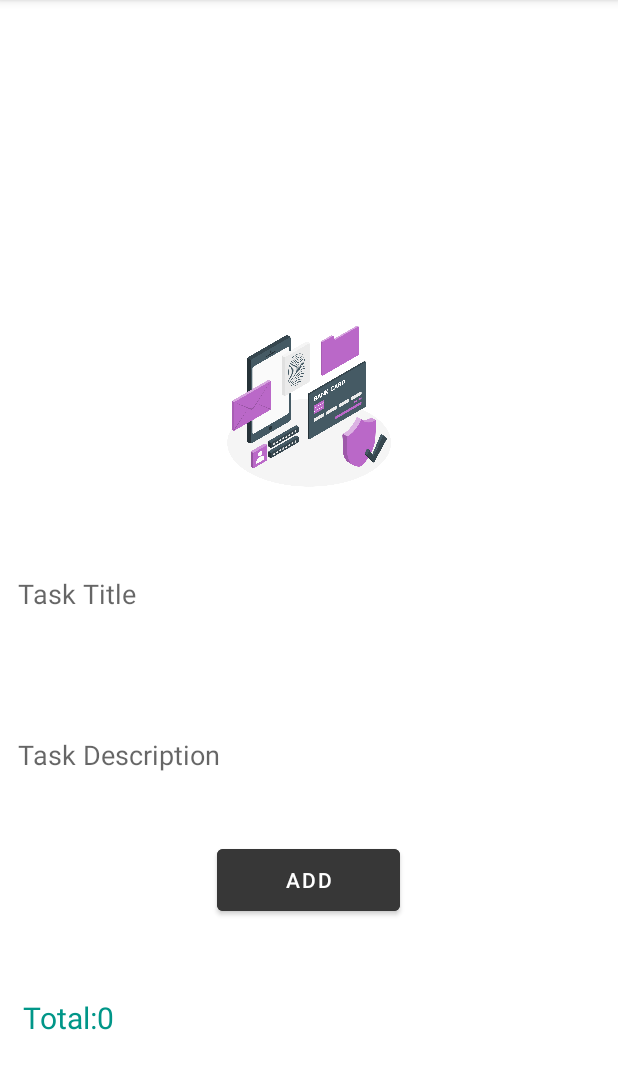
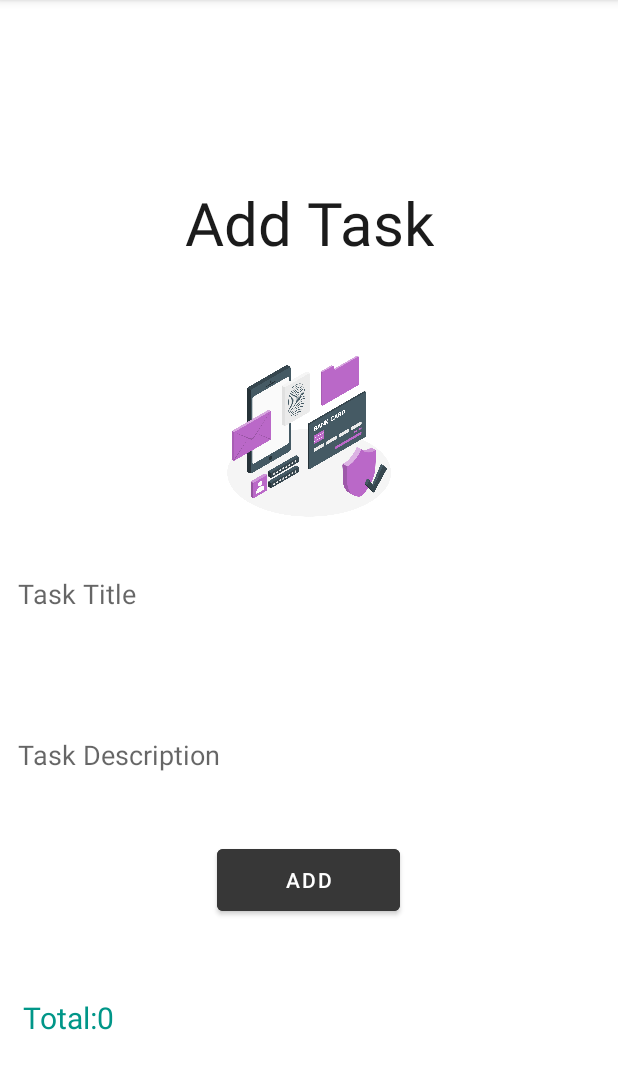
Before and after one commit to RahafJ96/taskmaster, an Android app: the AddTask screen opened directly, with no data from a screen before it, on a phone screen of 412 x 824 dp, the part 84-1173 px from its top. Run offline under Robolectric (Android 15) with nearby library versions, the phone set to English and light mode, and no system bars.

Commit message:
edit on lab-26

```diff
--- a/app/src/main/res/layout/activity_add_task.xml
+++ b/app/src/main/res/layout/activity_add_task.xml
@@ -12,7 +12,7 @@
         android:layout_height="wrap_content"
         android:layout_marginBottom="196dp"
         android:text="Add Task"
-        android:textColor="@color/white"
+        android:textColor="#1B1B1B"
         android:textSize="40sp"
         app:layout_constraintBottom_toTopOf="@+id/edit1"
         app:layout_constraintEnd_toEndOf="parent"
@@ -23,6 +23,7 @@
         android:layout_height="120dp"
         android:layout_marginTop="36dp"
         android:src="@drawable/pic4"
+        app:layout_constraintBottom_toTopOf="@+id/edit1"
         app:layout_constraintEnd_toEndOf="parent"
         app:layout_constraintHorizontal_bias="0.489"
         app:layout_constraintStart_toStartOf="parent"
```
